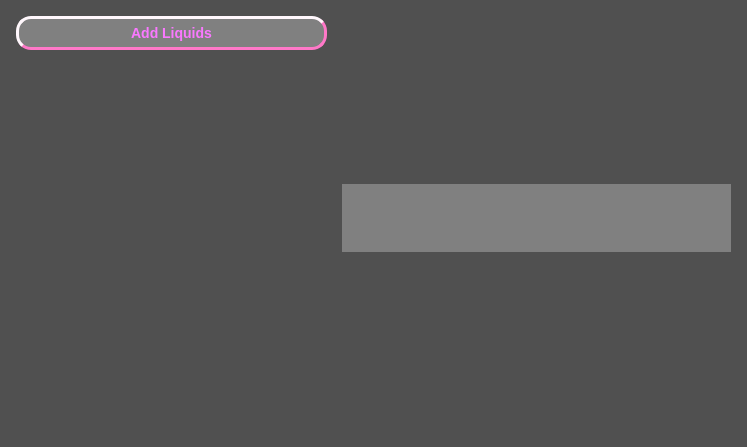
Qt form interfaces/setting_widget.ui (plailok/python_SurfaceFreeEnergy_pyqt) before a commit.
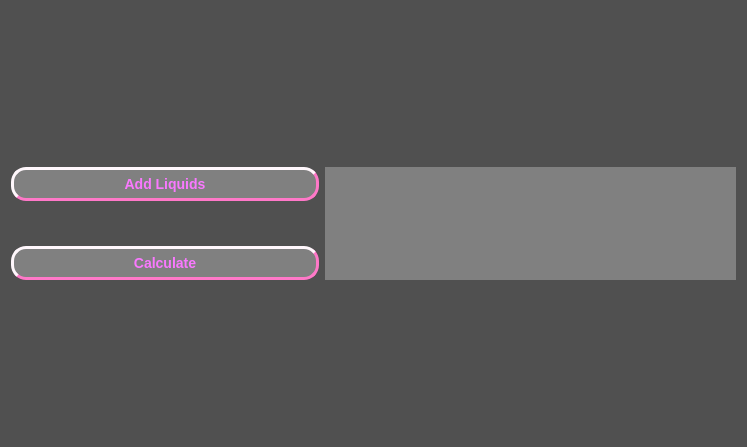
The same form after that commit.

Commit message: addded calibrate button, added method for data collection

```diff
--- a/interfaces/setting_widget.ui
+++ b/interfaces/setting_widget.ui
@@ -47,28 +47,67 @@
 	background-color: grey;
 }</string>
   </property>
-  <layout class="QGridLayout" name="gridLayout_4">
+  <layout class="QGridLayout" name="gridLayout_3">
    <item row="0" column="0">
-    <layout class="QGridLayout" name="gridLayout_3" rowstretch="3,1" columnstretch="4,5">
-     <property name="leftMargin">
-      <number>5</number>
-     </property>
+    <layout class="QGridLayout" name="gridLayout" rowstretch="1,3,1" columnstretch="3,4">
      <property name="topMargin">
-      <number>5</number>
-     </property>
-     <property name="rightMargin">
-      <number>5</number>
+      <number>7</number>
      </property>
      <property name="bottomMargin">
-      <number>15</number>
+      <number>7</number>
      </property>
-     <property name="horizontalSpacing">
+     <property name="verticalSpacing">
       <number>15</number>
      </property>
-     <item row="0" column="1" rowspan="2">
+     <item row="2" column="0">
+      <widget class="QPushButton" name="calculateButton">
+       <property name="text">
+        <string>Calculate</string>
+       </property>
+      </widget>
+     </item>
+     <item row="0" column="0">
+      <widget class="QPushButton" name="addliquidButton">
+       <property name="sizePolicy">
+        <sizepolicy hsizetype="Preferred" vsizetype="Maximum">
+         <horstretch>0</horstretch>
+         <verstretch>0</verstretch>
+        </sizepolicy>
+       </property>
+       <property name="styleSheet">
+        <string notr="true"/>
+       </property>
+       <property name="text">
+        <string>Add Liquids</string>
+       </property>
+      </widget>
+     </item>
+     <item row="1" column="0">
+      <layout class="QGridLayout" name="liquidsGridLayout">
+       <property name="sizeConstraint">
+        <enum>QLayout::SetFixedSize</enum>
+       </property>
+       <property name="topMargin">
+        <number>15</number>
+       </property>
+       <property name="rightMargin">
+        <number>7</number>
+       </property>
+       <property name="bottomMargin">
+        <number>15</number>
+       </property>
+       <property name="horizontalSpacing">
+        <number>15</number>
+       </property>
+       <property name="verticalSpacing">
+        <number>25</number>
+       </property>
+      </layout>
+     </item>
+     <item row="0" column="1" rowspan="3">
       <widget class="QTableWidget" name="tableWidget">
        <property name="sizePolicy">
-        <sizepolicy hsizetype="Expanding" vsizetype="Maximum">
+        <sizepolicy hsizetype="Expanding" vsizetype="Expanding">
          <horstretch>0</horstretch>
          <verstretch>0</verstretch>
         </sizepolicy>
@@ -99,38 +138,6 @@
        </attribute>
       </widget>
      </item>
-     <item row="0" column="0">
-      <widget class="QPushButton" name="pushButton">
-       <property name="sizePolicy">
-        <sizepolicy hsizetype="Preferred" vsizetype="Maximum">
-         <horstretch>0</horstretch>
-         <verstretch>0</verstretch>
-        </sizepolicy>
-       </property>
-       <property name="styleSheet">
-        <string notr="true"/>
-       </property>
-       <property name="text">
-        <string>Add Liquids</string>
-       </property>
-      </widget>
-     </item>
-     <item row="1" column="0">
-      <layout class="QGridLayout" name="gridLayout_2">
-       <property name="sizeConstraint">
-        <enum>QLayout::SetFixedSize</enum>
-       </property>
-       <property name="topMargin">
-        <number>15</number>
-       </property>
-       <property name="rightMargin">
-        <number>7</number>
-       </property>
-       <property name="verticalSpacing">
-        <number>25</number>
-       </property>
-      </layout>
-     </item>
     </layout>
    </item>
   </layout>
```
The commit also changes 4 other files.
